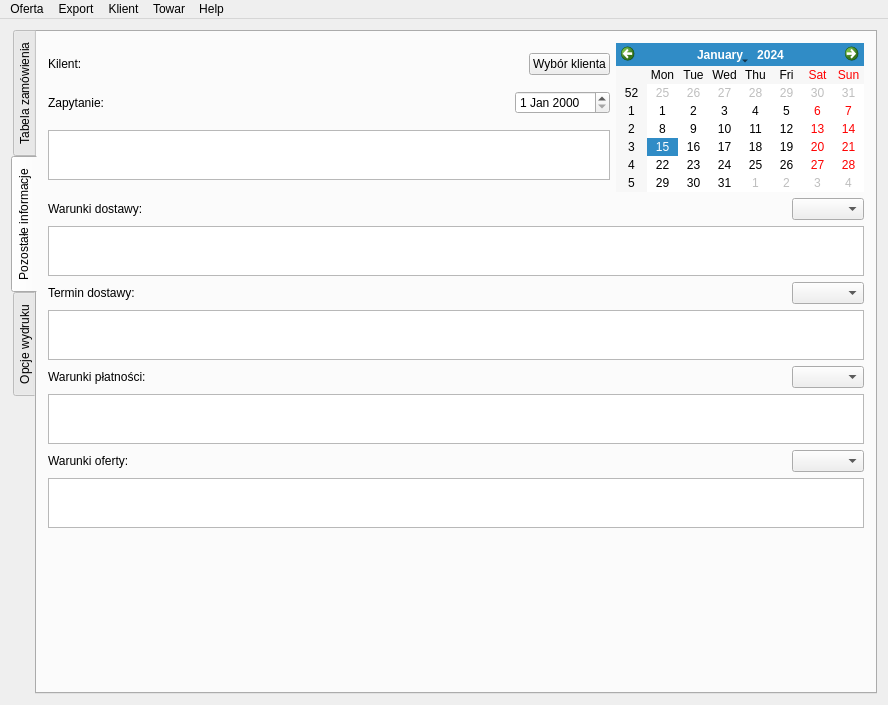
Old version of the form mainwindow.ui in the repository konserw/koferta.
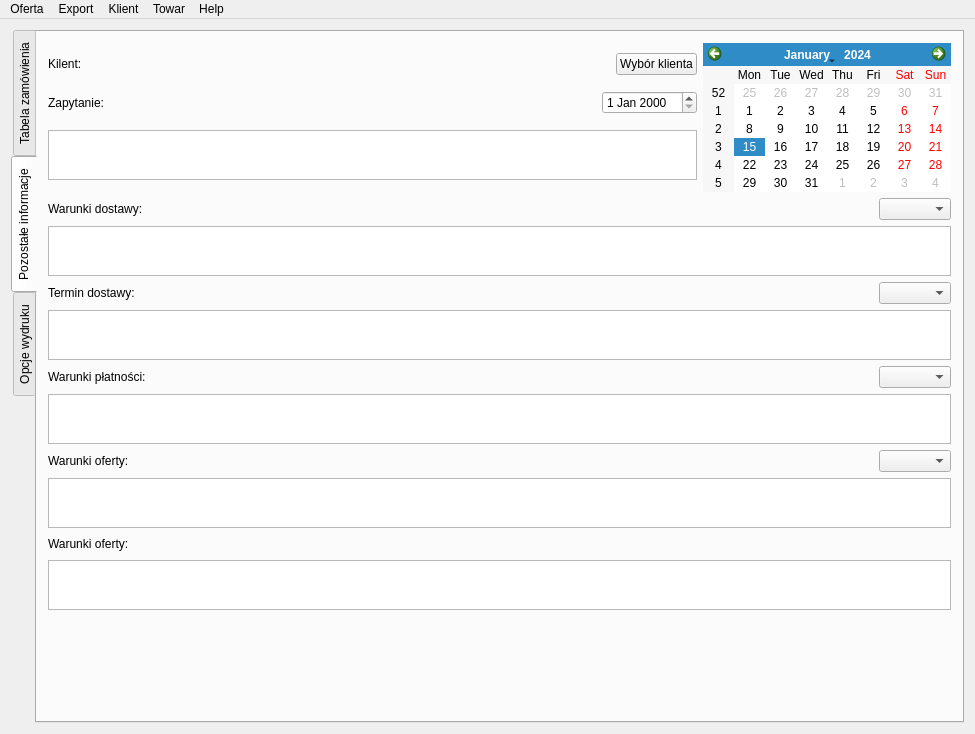
New version of the form. The open tabs and pages were chosen to show the change. Icons and pictures are not drawn.

Patch:
```diff
--- a/mainwindow.ui
+++ b/mainwindow.ui
@@ -6,8 +6,8 @@
    <rect>
     <x>0</x>
     <y>0</y>
-    <width>888</width>
-    <height>705</height>
+    <width>975</width>
+    <height>734</height>
    </rect>
   </property>
   <property name="windowTitle">
@@ -379,6 +379,40 @@
               </property>
              </widget>
             </item>
+            <item>
+             <layout class="QHBoxLayout" name="horizontalLayout_11">
+              <item>
+               <widget class="QLabel" name="label_uwagi">
+                <property name="text">
+                 <string>Warunki oferty:</string>
+                </property>
+               </widget>
+              </item>
+              <item>
+               <spacer name="horizontalSpacer_9">
+                <property name="orientation">
+                 <enum>Qt::Horizontal</enum>
+                </property>
+                <property name="sizeHint" stdset="0">
+                 <size>
+                  <width>40</width>
+                  <height>20</height>
+                 </size>
+                </property>
+               </spacer>
+              </item>
+             </layout>
+            </item>
+            <item>
+             <widget class="QPlainTextEdit" name="plainTextEdit_uwagi">
+              <property name="maximumSize">
+               <size>
+                <width>16777215</width>
+                <height>50</height>
+               </size>
+              </property>
+             </widget>
+            </item>
             <item>
              <spacer name="verticalSpacer">
               <property name="orientation">
@@ -599,7 +633,7 @@
     <rect>
      <x>0</x>
      <y>0</y>
-     <width>888</width>
+     <width>975</width>
      <height>23</height>
     </rect>
    </property>
```
Left out of the diff: 4 changed lines with no effect on the pictures.
